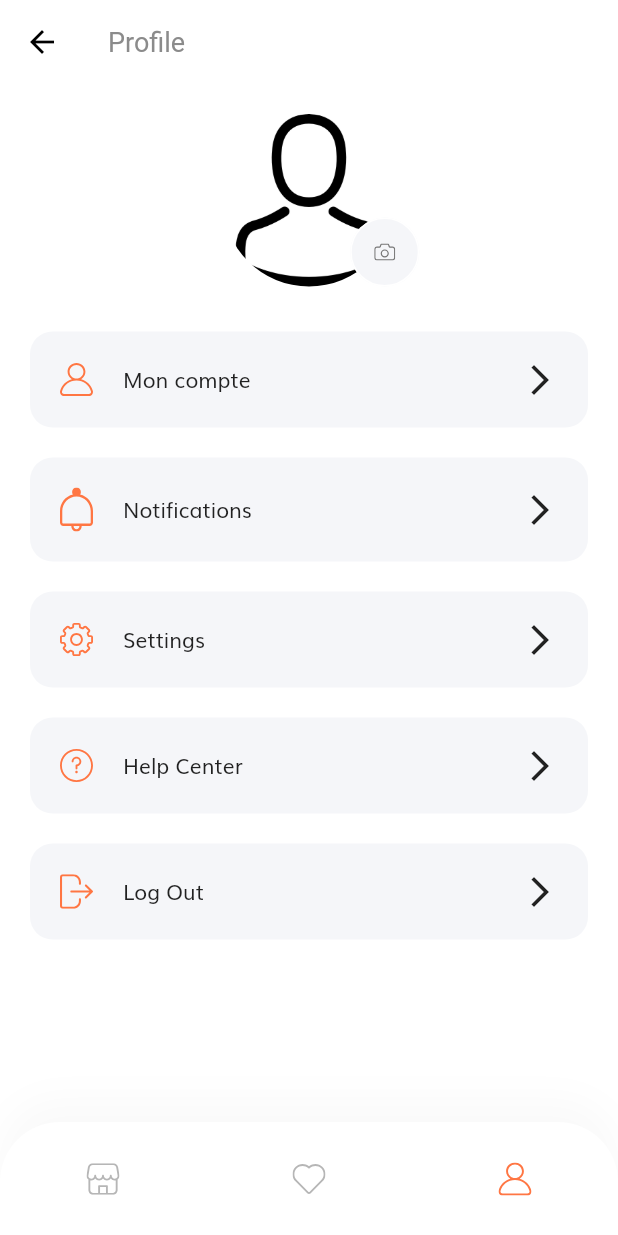
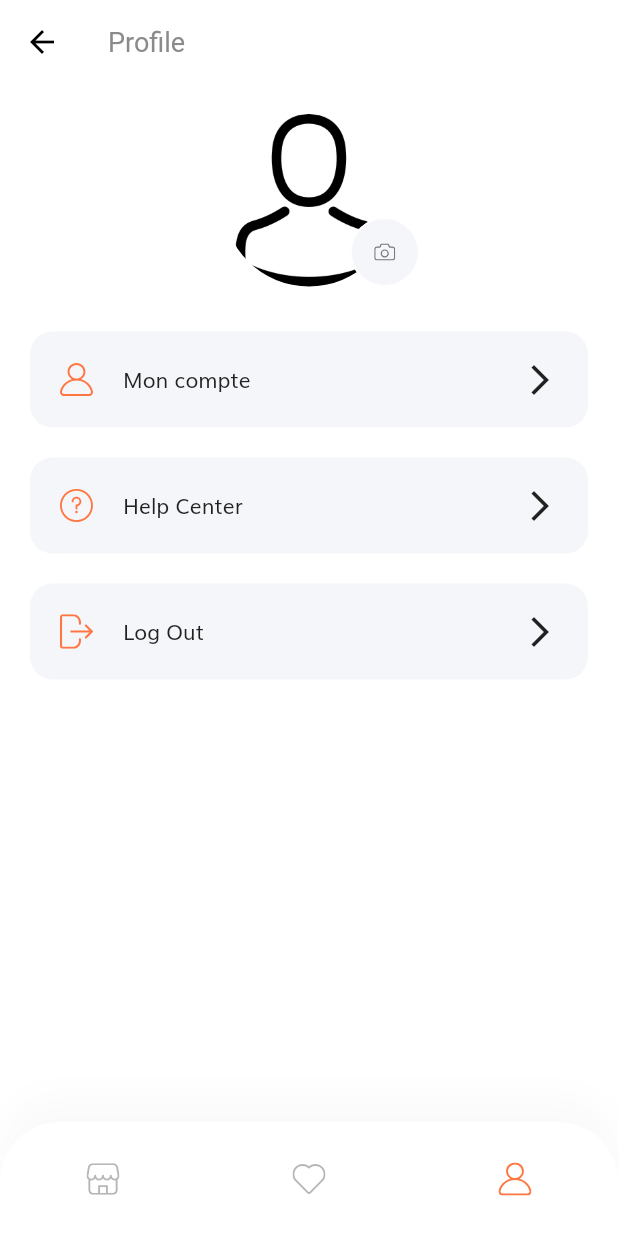
Before and after one commit to zeufack/ztrain-mob, a Flutter app: the HomeScreen screen opened by its route, item 3 of the bottom bar chosen, on a phone screen of 412 x 824 dp. Run offline on Flutter 3.47's test engine with Material 2 defaults, Android fonts, the phone set to English and light mode, and no system bars; our stand-ins replace cloud_firestore, firebase_auth, firebase_core, flutter_spinkit, flutter_svg, google_sign_in; missing offline and left inert: alert, flutter_facebook_auth, stripe_payment; accounts and stored records are empty.

```diff
--- a/lib/components/coustom_bottom_nav_bar.dart
+++ b/lib/components/coustom_bottom_nav_bar.dart
@@ -52,7 +52,7 @@ class CustomBottomNavBar extends StatelessWidget {
               IconButton(
                 icon: SvgPicture.asset("assets/icons/Heart Icon.svg"),
                 onPressed: () {
-                  // Navigator.pushNamed(context, FavoriteProduct.routeName);
+                  Navigator.pushNamed(context, FavoriteProduct.routeName);
                 },
               ),
               // IconButton(
--- a/lib/screens/profile/components/body.dart
+++ b/lib/screens/profile/components/body.dart
@@ -24,16 +24,16 @@ class Body extends StatelessWidget {
             press: () =>
                 Navigator.pushNamed(context, EditProfileScreen.routeName),
           ),
-          ProfileMenu(
-            text: "Notifications",
-            icon: "assets/icons/Bell.svg",
-            press: () {},
-          ),
-          ProfileMenu(
-            text: "Settings",
-            icon: "assets/icons/Settings.svg",
-            press: () {},
-          ),
+          // ProfileMenu(
+          //   text: "Notifications",
+          //   icon: "assets/icons/Bell.svg",
+          //   press: () {},
+          // ),
+          // ProfileMenu(
+          //   text: "Settings",
+          //   icon: "assets/icons/Settings.svg",
+          //   press: () {},
+          // ),
           ProfileMenu(
             text: "Help Center",
             icon: "assets/icons/Question mark.svg",
```
